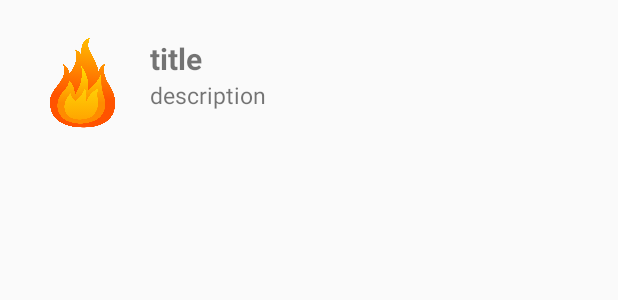
After one commit to MelihDedeX/fire-emergency-mqtt-mobile, an Android app: the layout notification.xml on its own in the app's theme, with its tools: preview values and no code run, on a phone screen of 412 x 824 dp. The commit adds this screen. Shown: the top 300 px of the screen. Run offline under Robolectric (Android 15) with nearby library versions, the phone set to English and light mode, and no system bars; Roboto replaces fonts that are not available here.

Commit message:
notification part one completed

```diff
--- a/app/build.gradle
+++ b/app/build.gradle
@@ -4,6 +4,7 @@ plugins {
     id 'kotlin-kapt'
     id 'com.google.dagger.hilt.android'
     id 'androidx.navigation.safeargs.kotlin'
+    id 'com.google.gms.google-services'
 
 }
 
@@ -50,6 +51,8 @@ dependencies {
     implementation 'androidx.legacy:legacy-support-v4:1.0.0'
     implementation 'com.google.android.material:material:1.4.+'
     implementation 'androidx.gridlayout:gridlayout:1.0.0'
+    implementation 'com.google.firebase:firebase-messaging:23.1.0'
+    implementation 'com.google.firebase:firebase-messaging-ktx:23.1.2'
     testImplementation 'junit:junit:4.13.2'
     androidTestImplementation 'com.android.support.test:runner:1.0.2'
     androidTestImplementation 'com.android.support.test.espresso:espresso-core:3.0.2'
--- /dev/null
+++ b/app/src/main/java/com/bm/fire_emergency_mqtt_mobile/firebase/FirebaseTokenService.kt
@@ -0,0 +1,4 @@
+package com.bm.fire_emergency_mqtt_mobile.firebase
+
+class FirebaseTokenService  {
+}
--- /dev/null
+++ b/app/src/main/res/layout/notification.xml
@@ -0,0 +1,40 @@
+<?xml version="1.0" encoding="utf-8"?>
+<RelativeLayout xmlns:android="http://schemas.android.com/apk/res/android"
+    android:layout_width="match_parent"
+    android:layout_height="wrap_content">
+    <RelativeLayout
+        android:layout_width="match_parent"
+        android:padding="10dp"
+        android:layout_height="match_parent">
+        <ImageView
+            android:id="@+id/notification_app_logo"
+            android:layout_width="70dp"
+            android:layout_height="70dp"
+            android:layout_marginLeft="10dp"
+            android:layout_marginTop="10dp"
+            android:src="@drawable/fire"
+            />
+
+        <TextView
+            android:id="@+id/title"
+            android:layout_width="wrap_content"
+            android:layout_height="wrap_content"
+            android:textSize="20sp"
+            android:layout_toRightOf="@+id/notification_app_logo"
+            android:textStyle="bold"
+            android:text="title"
+            android:layout_marginLeft="10dp"
+            android:layout_marginTop="15dp"
+            />
+        <TextView
+            android:id="@+id/description"
+            android:layout_width="wrap_content"
+            android:layout_height="wrap_content"
+            android:textSize="15dp"
+            android:layout_below="@+id/title"
+            android:text="description"
+            android:layout_toRightOf="@+id/notification_app_logo"
+            android:layout_marginLeft="10dp"
+            />
+    </RelativeLayout>
+</RelativeLayout>
--- a/build.gradle
+++ b/build.gradle
@@ -5,6 +5,7 @@ buildscript {
         mavenCentral()
     }
     dependencies {
+        classpath 'com.google.gms:google-services:4.3.14'
         def nav_version = "2.5.3"
         classpath("androidx.navigation:navigation-safe-args-gradle-plugin:$nav_version")
         classpath 'com.google.dagger:hilt-android-gradle-plugin:2.44'
```
Also changed, not shown: app/src/main/AndroidManifest.xml (+16 -1 lines), app/src/main/java/com/bm/fire_emergency_mqtt_mobile/activities/MainActivity.kt (+6 -1 lines), app/src/main/java/com/bm/fire_emergency_mqtt_mobile/firebase/FirebaseMessageReceiver.kt (added, +75 -0 lines), app/src/main/res/drawable/fire.png (added), 1 other file.
